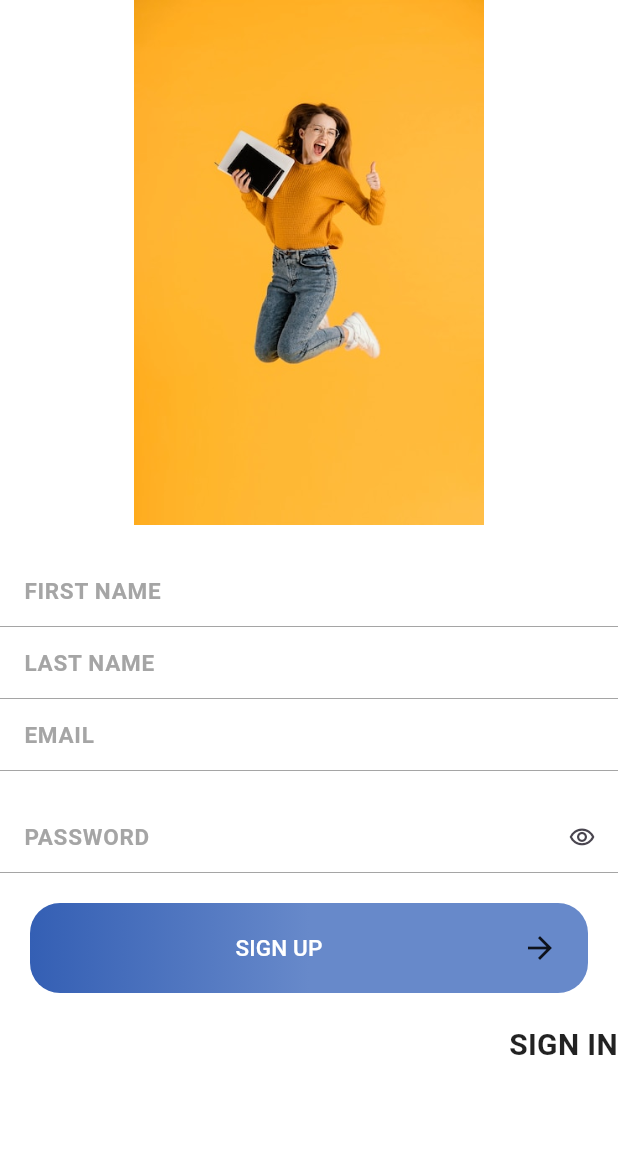
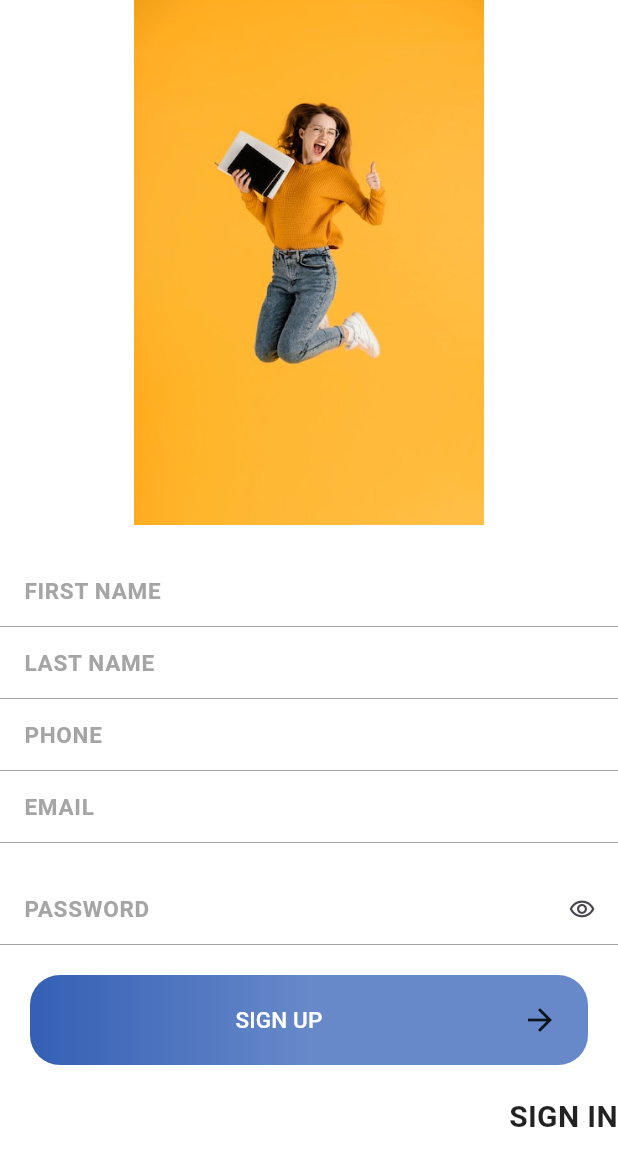
Before and after one commit to ahmedShabaan11/university_project, a Flutter app: the SignUp screen opened directly, on a phone screen of 412 x 824 dp. Shown: the top 1166 px of the screen. Run offline on Flutter 3.47's test engine with Material 3 defaults, Android fonts, the phone set to English and light mode, and no system bars; our stand-ins replace chat_bubbles, cloud_firestore, firebase_auth, firebase_core, google_fonts, sizer; accounts and stored records are empty.

```diff
--- a/lib/componenets/chat_bubble_model.dart
+++ b/lib/componenets/chat_bubble_model.dart
@@ -9,7 +9,7 @@ class Caht_Bubble extends StatelessWidget {
     required this.message,
   }) : super(key: key);
 
-  final Message message;
+  final MessageModel message;
 
   @override
   Widget build(BuildContext context) {
@@ -57,7 +57,7 @@ class Caht_Bubble_re extends StatelessWidget {
     required this.message,
   }) : super(key: key);
 
-  final Message message;
+  final MessageModel message;
 
   @override
   Widget build(BuildContext context) {
--- a/lib/core/regex_manager.dart
+++ b/lib/core/regex_manager.dart
@@ -6,4 +6,5 @@ class RegexManager{
   static const countRegex="[1-9]";
   static const nationalIdRegex="^[0-9]{14}\$";
   static const priceRegex="^(0|[1-9]|[1-9][0-9]{1,})\$";
+  static const weakPassword=".{7}";
 }
--- a/lib/data/firebase/user_firebase.dart
+++ b/lib/data/firebase/user_firebase.dart
@@ -4,18 +4,16 @@ import 'package:flutter/material.dart';
 import 'package:university/data/models/user.dart';
 
 class UserFirebase {
-  final UserRef = FirebaseFirestore.instance
+  final userRef = FirebaseFirestore.instance
       .collection('Users')
-      .withConverter<user>(
-      fromFirestore: (snapshot, _) => user.fromJsonU(snapshot.data()!),
+      .withConverter<UserModel>(
+      fromFirestore: (snapshot, _) => UserModel.fromJsonU(snapshot.data()!),
       toFirestore: (user, _) => user.toJsonU());
 
-  //addUser() {
-   // final doc = UserRef.doc();
-  //  user User = ///user(//phone: FirebaseAuth.instance.currentUser,
-    //    firstName: FirebaseFirestore.instance.toString(),
-      //  lastName: FirebaseFirestore.instance.toString(),
-       // idStu: FirebaseFirestore.instance.toString(),
-       // password: FirebaseFirestore.instance.toString());
-
+  addUser(UserModel userModel) {
+    final doc = userRef.doc();
+    userModel.idStu = doc.id;
+    userModel.uid = FirebaseAuth.instance.currentUser!.uid;
+    doc.set(userModel);
+  }
 }
--- a/lib/data/models/user.dart
+++ b/lib/data/models/user.dart
@@ -1,24 +1,27 @@
 import 'package:university/core/key_manager.dart';
 import 'package:university/data/firebase/user_firebase.dart';
 
-class user {
+class UserModel {
   String firstName;
   String lastName;
-  String idStu;
+  String? idStu;
+  String? uid;
   String password;
   String phone;
   String email;
 
-  user(
-      {required this.email,
+  UserModel(
+      { this.uid,
+      required this.email,
       required this.phone,
       required this.firstName,
       required this.lastName,
-      required this.idStu,
+       this.idStu,
       required this.password});
 
-  factory user.fromJsonU(Map<String, dynamic> jsonData) {
-    return user(
+  factory UserModel.fromJsonU(Map<String, dynamic> jsonData) {
+    return UserModel(
+      uid: jsonData[JsonKeyManager.uid],
       email: jsonData[JsonKeyManager.email],
       phone: jsonData[JsonKeyManager.phone],
       firstName: jsonData[JsonKeyManager.firstName],
@@ -36,6 +39,7 @@ class user {
       JsonKeyManager.passowrd: password,
       JsonKeyManager.firstName: firstName,
       JsonKeyManager.phone: phone,
+      JsonKeyManager.uid: uid,
     };
   }
 }
--- a/lib/screens/chat_screen/chat_screen.dart
+++ b/lib/screens/chat_screen/chat_screen.dart
@@ -34,11 +34,11 @@ MessageFirebase messageFirebase=MessageFirebase();
             ],
           ),
         ),
-        body: StreamBuilder<QuerySnapshot<Message>>(
+        body: StreamBuilder<QuerySnapshot<MessageModel>>(
           stream: messageFirebase.getAllMessage(),
           builder: (context, snapshot) {
             if (snapshot.hasData) {
-              List<Message> messagesList = snapshot.data?.docs
+              List<MessageModel> messagesList = snapshot.data?.docs
                   .map((e) => e.data()).toList() ?? [];
 
               return Column(
--- a/lib/screens/signup_screen/sign_up.dart
+++ b/lib/screens/signup_screen/sign_up.dart
@@ -4,6 +4,8 @@ import 'package:university/componenets/custom_button.dart';
 import 'package:university/componenets/custom_text_formfeild.dart';
 import 'package:university/constants.dart';
 import 'package:university/core/regex_manager.dart';
+import 'package:university/data/firebase/user_firebase.dart';
+import 'package:university/data/models/user.dart';
 import 'package:university/screens/loginscreen/login.dart';
 
 class SignUp extends StatefulWidget {
@@ -18,9 +20,12 @@ class _SignUpState extends State<SignUp> {
 
   final _emailController = TextEditingController();
   final _passwordController = TextEditingController();
-  final _name = TextEditingController();
-  final _latname = TextEditingController();
+  final _lastName = TextEditingController();
+  final _firstName = TextEditingController();
+  final _phone = TextEditingController();
   bool visibilityPassword = true;
+
+
 
   signUp(BuildContext context) async {
     try {
@@ -32,8 +37,16 @@ class _SignUpState extends State<SignUp> {
         );
 
         FirebaseAuth.instance.currentUser
-            ?.updateDisplayName(_name.text.trim())
+            ?.updateDisplayName(_firstName.text.trim())
             .then((value) {
+          UserModel userModel = UserModel(
+            email: _emailController.text.trim(),
+            phone: _phone.text.trim(),
+            firstName: _firstName.text.trim(),
+            lastName: _lastName.text.trim(),
+            password: _passwordController.text.trim(),
+          );
+          UserFirebase().addUser(userModel);
           Navigator.push(
               context, MaterialPageRoute(builder: (context) => LoginScreen()));
         });
@@ -73,13 +86,21 @@ class _SignUpState extends State<SignUp> {
                   ),
                   CustomTextFormField(
                     keyboardType: TextInputType.text,
-                    controller: _name,
+                    controller: _firstName,
                     text: "First Name",
+                    regexCondition: RegexManager.stringRegex,
                   ),
                   CustomTextFormField(
                     keyboardType: TextInputType.text,
-                    controller: _latname,
+                    controller: _lastName,
                     text: 'Last Name',
+                    regexCondition: RegexManager.stringRegex,
+                  ),
+                  CustomTextFormField(
+                    keyboardType: TextInputType.emailAddress,
+                    controller: _phone,
+                    text: 'Phone',
+                    regexCondition: RegexManager.phoneRegex,
                   ),
                   CustomTextFormField(
                     keyboardType: TextInputType.emailAddress,
@@ -98,6 +119,7 @@ class _SignUpState extends State<SignUp> {
                     controller: _passwordController,
                     text: 'Password',
                     isPassword: visibilityPassword,
+                    regexCondition: RegexManager.weakPassword,
                     onClick: () {
                       setState(() {
                         visibilityPassword = !visibilityPassword;
```
Also changed, not shown: lib/data/firebase/message_firebase.dart (+4 -4 lines), lib/data/models/messages.dart (+4 -4 lines).
